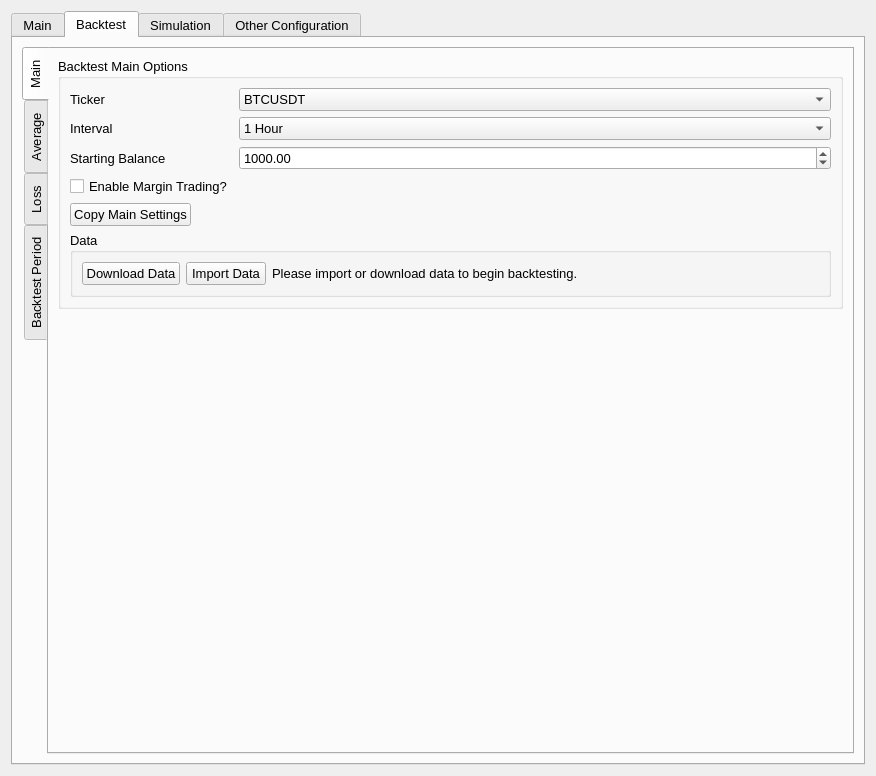
ZENALC/algobot, file UI/configuration.ui: the form before one commit.
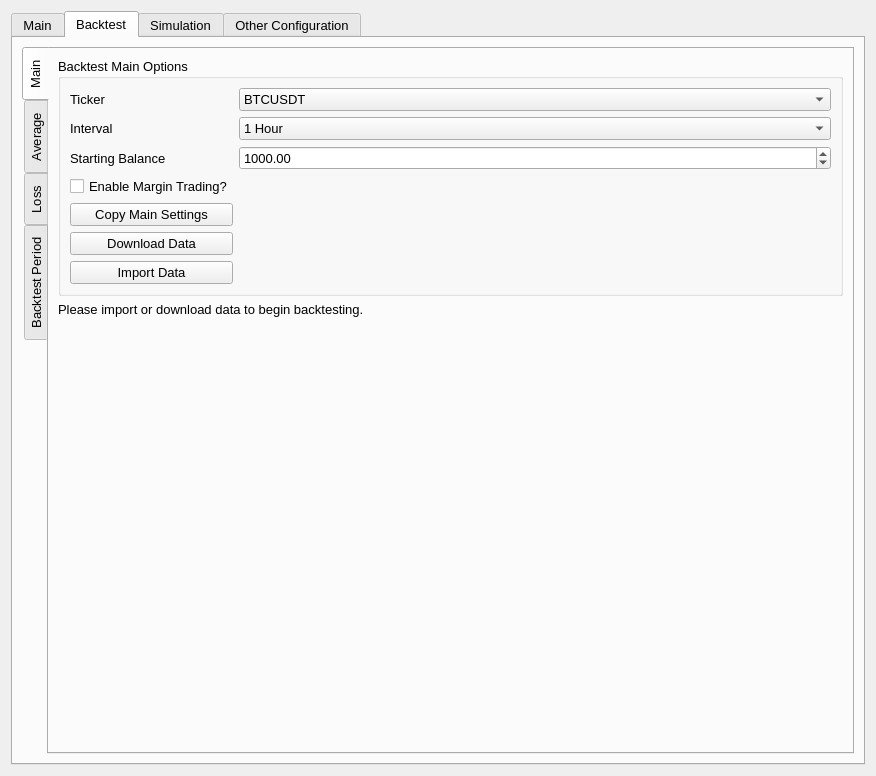
The form after the commit.

Commit message: backtest logic updated

The edit to the form file:
```diff
--- a/UI/configuration.ui
+++ b/UI/configuration.ui
@@ -860,111 +860,7 @@
               <string>Backtest Main Options</string>
              </property>
              <layout class="QGridLayout" name="gridLayout_8">
-              <item row="5" column="0" colspan="3">
-               <widget class="QGroupBox" name="groupBox_2">
-                <property name="title">
-                 <string>Data</string>
-                </property>
-                <layout class="QGridLayout" name="gridLayout_35">
-                 <item row="0" column="0">
-                  <layout class="QHBoxLayout" name="horizontalLayout">
-                   <item>
-                    <widget class="QPushButton" name="backtestDownloadDataButton">
-                     <property name="sizePolicy">
-                      <sizepolicy hsizetype="Fixed" vsizetype="Fixed">
-                       <horstretch>0</horstretch>
-                       <verstretch>0</verstretch>
-                      </sizepolicy>
-                     </property>
-                     <property name="font">
-                      <font>
-                       <pointsize>10</pointsize>
-                      </font>
-                     </property>
-                     <property name="text">
-                      <string>Download Data</string>
-                     </property>
-                    </widget>
-                   </item>
-                   <item>
-                    <widget class="QPushButton" name="backtestImportDataButton">
-                     <property name="sizePolicy">
-                      <sizepolicy hsizetype="Fixed" vsizetype="Fixed">
-                       <horstretch>0</horstretch>
-                       <verstretch>0</verstretch>
-                      </sizepolicy>
-                     </property>
-                     <property name="font">
-                      <font>
-                       <pointsize>10</pointsize>
-                      </font>
-                     </property>
-                     <property name="whatsThis">
-                      <string>Import CSV data here.</string>
-                     </property>
-                     <property name="text">
-                      <string>Import Data</string>
-                     </property>
-                    </widget>
-                   </item>
-                   <item>
-                    <widget class="QLabel" name="backtestInfoLabel">
-                     <property name="font">
-                      <font>
-                       <pointsize>10</pointsize>
-                      </font>
-                     </property>
-                     <property name="text">
-                      <string>Please import or download data to begin backtesting.</string>
-                     </property>
-                     <property name="alignment">
-                      <set>Qt::AlignLeading|Qt::AlignLeft|Qt::AlignVCenter</set>
-                     </property>
-                     <property name="wordWrap">
-                      <bool>false</bool>
-                     </property>
-                    </widget>
-                   </item>
-                   <item>
-                    <spacer name="horizontalSpacer_3">
-                     <property name="orientation">
-                      <enum>Qt::Horizontal</enum>
-                     </property>
-                     <property name="sizeType">
-                      <enum>QSizePolicy::Preferred</enum>
-                     </property>
-                     <property name="sizeHint" stdset="0">
-                      <size>
-                       <width>40</width>
-                       <height>20</height>
-                      </size>
-                     </property>
-                    </spacer>
-                   </item>
-                  </layout>
-                 </item>
-                </layout>
-               </widget>
-              </item>
               <item row="1" column="0">
-               <widget class="QLabel" name="backtestIntervalLabel">
-                <property name="sizePolicy">
-                 <sizepolicy hsizetype="Fixed" vsizetype="Preferred">
-                  <horstretch>0</horstretch>
-                  <verstretch>0</verstretch>
-                 </sizepolicy>
-                </property>
-                <property name="font">
-                 <font>
-                  <pointsize>10</pointsize>
-                 </font>
-                </property>
-                <property name="text">
-                 <string>Interval</string>
-                </property>
-               </widget>
-              </item>
-              <item row="0" column="0">
                <widget class="QLabel" name="backtestTickerLabel">
                 <property name="sizePolicy">
                  <sizepolicy hsizetype="Fixed" vsizetype="Preferred">
@@ -982,7 +878,7 @@
                 </property>
                </widget>
               </item>
-              <item row="0" column="1" colspan="2">
+              <item row="1" column="1" colspan="2">
                <widget class="QComboBox" name="backtestTickerComboBox">
                 <property name="sizePolicy">
                  <sizepolicy hsizetype="Preferred" vsizetype="Fixed">
@@ -1002,20 +898,25 @@
                 </item>
                </widget>
               </item>
-              <item row="4" column="0">
-               <widget class="QPushButton" name="backtestCopySettingsButton">
+              <item row="2" column="0">
+               <widget class="QLabel" name="backtestIntervalLabel">
                 <property name="sizePolicy">
-                 <sizepolicy hsizetype="Fixed" vsizetype="Fixed">
+                 <sizepolicy hsizetype="Fixed" vsizetype="Preferred">
                   <horstretch>0</horstretch>
                   <verstretch>0</verstretch>
                  </sizepolicy>
                 </property>
+                <property name="font">
+                 <font>
+                  <pointsize>10</pointsize>
+                 </font>
+                </property>
                 <property name="text">
-                 <string>Copy Main Settings</string>
+                 <string>Interval</string>
                 </property>
                </widget>
               </item>
-              <item row="1" column="1" colspan="2">
+              <item row="2" column="1" colspan="2">
                <widget class="QComboBox" name="backtestIntervalComboBox">
                 <property name="font">
                  <font>
@@ -1093,20 +994,13 @@
                </widget>
               </item>
               <item row="3" column="0">
-               <widget class="QCheckBox" name="marginTradingCheckBox">
-                <property name="text">
-                 <string>Enable Margin Trading?</string>
-                </property>
-               </widget>
-              </item>
-              <item row="2" column="0">
                <widget class="QLabel" name="backtestStartingBalance">
                 <property name="text">
                  <string>Starting Balance</string>
                 </property>
                </widget>
               </item>
-              <item row="2" column="1" colspan="2">
+              <item row="3" column="1" colspan="2">
                <widget class="QDoubleSpinBox" name="backtestStartingBalanceSpinBox">
                 <property name="minimum">
                  <double>1.000000000000000</double>
@@ -1119,10 +1013,69 @@
                 </property>
                </widget>
               </item>
+              <item row="6" column="0">
+               <widget class="QPushButton" name="backtestDownloadDataButton">
+                <property name="sizePolicy">
+                 <sizepolicy hsizetype="Preferred" vsizetype="Fixed">
+                  <horstretch>0</horstretch>
+                  <verstretch>0</verstretch>
+                 </sizepolicy>
+                </property>
+                <property name="font">
+                 <font>
+                  <pointsize>10</pointsize>
+                 </font>
+                </property>
+                <property name="text">
+                 <string>Download Data</string>
+                </property>
+               </widget>
+              </item>
+              <item row="4" column="0">
+               <widget class="QCheckBox" name="backtestMarginTradingCheckBox">
+                <property name="text">
+                 <string>Enable Margin Trading?</string>
+                </property>
+               </widget>
+              </item>
+              <item row="5" column="0">
+               <widget class="QPushButton" name="backtestCopySettingsButton">
+                <property name="sizePolicy">
+                 <sizepolicy hsizetype="Preferred" vsizetype="Fixed">
+                  <horstretch>0</horstretch>
+                  <verstretch>0</verstretch>
+                 </sizepolicy>
+                </property>
+                <property name="text">
+                 <string>Copy Main Settings</string>
+                </property>
+               </widget>
+              </item>
+              <item row="10" column="0">
+               <widget class="QPushButton" name="backtestImportDataButton">
+                <property name="sizePolicy">
+                 <sizepolicy hsizetype="Preferred" vsizetype="Fixed">
+                  <horstretch>0</horstretch>
+                  <verstretch>0</verstretch>
+                 </sizepolicy>
+                </property>
+                <property name="font">
+                 <font>
+                  <pointsize>10</pointsize>
+                 </font>
+                </property>
+                <property name="whatsThis">
+                 <string>Import CSV data here.</string>
+                </property>
+                <property name="text">
+                 <string>Import Data</string>
+                </property>
+               </widget>
+              </item>
              </layout>
             </widget>
            </item>
-           <item row="1" column="0">
+           <item row="3" column="0">
             <spacer name="verticalSpacer_7">
              <property name="orientation">
               <enum>Qt::Vertical</enum>
@@ -1135,6 +1088,31 @@
              </property>
             </spacer>
            </item>
+           <item row="1" column="0">
+            <widget class="QLabel" name="backtestInfoLabel">
+             <property name="font">
+              <font>
+               <pointsize>10</pointsize>
+              </font>
+             </property>
+             <property name="text">
+              <string>Please import or download data to begin backtesting.</string>
+             </property>
+             <property name="alignment">
+              <set>Qt::AlignLeading|Qt::AlignLeft|Qt::AlignVCenter</set>
+             </property>
+             <property name="wordWrap">
+              <bool>false</bool>
+             </property>
+            </widget>
+           </item>
+           <item row="2" column="0">
+            <widget class="QLabel" name="backtestDataLabel">
+             <property name="text">
+              <string/>
+             </property>
+            </widget>
+           </item>
           </layout>
          </widget>
          <widget class="QWidget" name="backtestAverageTab">
```
The commit also changes 5 other files.
